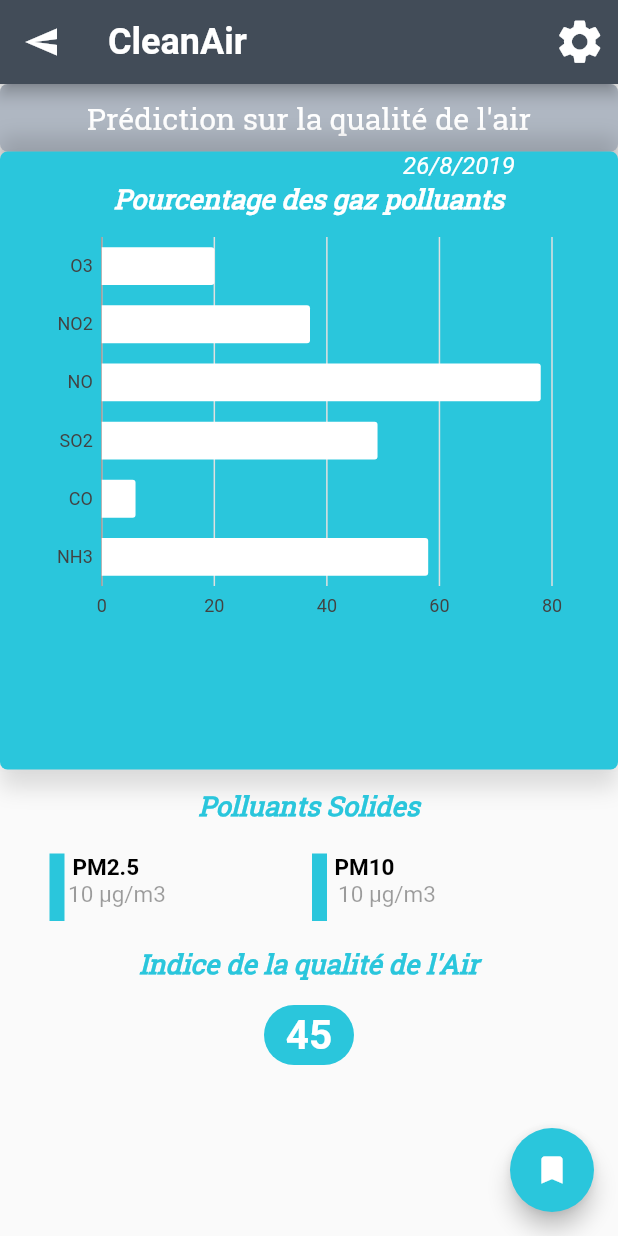
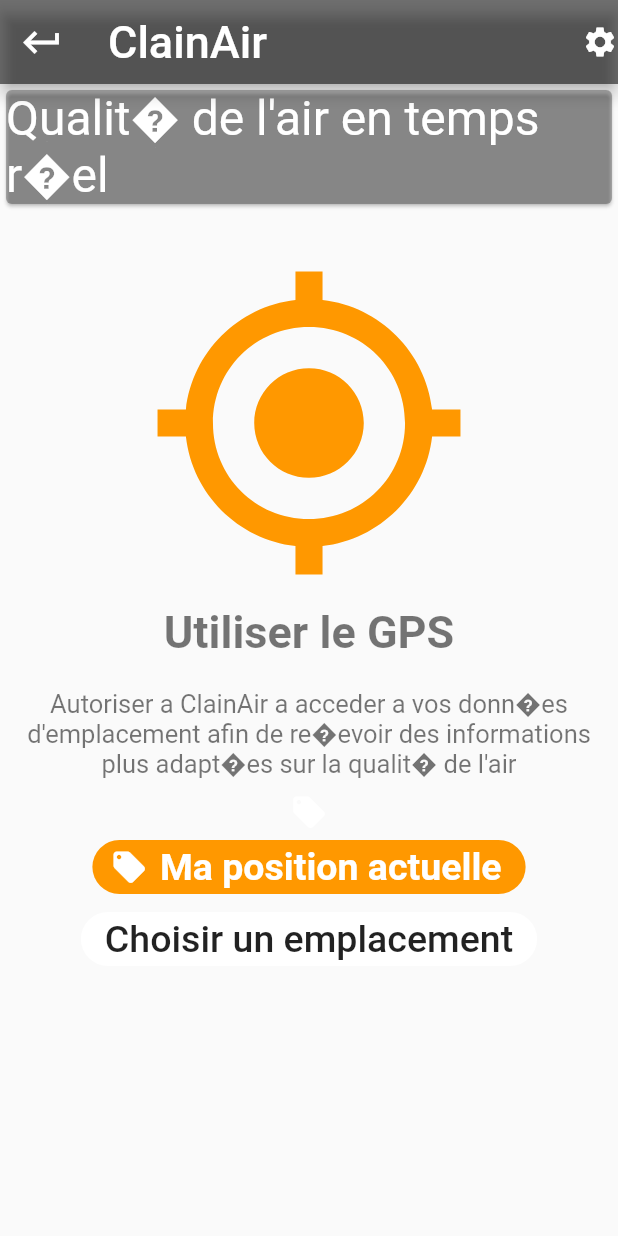
Before and after one commit to maya-T/Projet1cs, a Flutter app: the screen it shows after launch, after a tap on the "add location" icon, on a phone screen of 412 x 824 dp. Run offline on Flutter 3.47's test engine with Material 2 defaults, Android fonts, the phone set to English and light mode, and no system bars; drawn by our look-alikes of overlay_support; our stand-ins replace charts_flutter, permission_handler; missing offline and left inert: gradient_text.

Commit message:
Intégration de l'ecran des statistiques en temps réel

```diff
--- a/lib/ghani/appGPS.dart
+++ b/lib/gps/appGPS.dart
@@ -3,10 +3,10 @@ import 'package:overlay_support/overlay_support.dart';
 import 'package:permission_handler/permission_handler.dart';
 
 
-class appGPS extends StatefulWidget { @override
+class AppGPS extends StatefulWidget { @override
 _MyAppState createState() => _MyAppState();}
 
-class _MyAppState extends State<appGPS> {
+class _MyAppState extends State<AppGPS> {
   bool enabled  ;
   void getStateofgps() async {
     ServiceStatus serviceStatus = await PermissionHandler().checkServiceStatus(PermissionGroup.location);
--- a/lib/screens/home/content.dart
+++ b/lib/screens/home/content.dart
@@ -1,5 +1,7 @@
 import 'package:flutter/material.dart';
 import 'package:projet_1cs/screens/home/volet.dart';
+import 'package:projet_1cs/gps/appGPS.dart';
+import 'package:projet_1cs/screens/formulaire/formulaire.dart';
 
 class Content extends StatelessWidget{
   @override
@@ -21,10 +23,10 @@ class Content extends StatelessWidget{
                       mainAxisSpacing: 10.0,
                       crossAxisCount: 2,
                       children: <Widget>[
-                        Volet(new  Icon( Icons.add_location,  ),Color.fromRGBO(246, 142, 79, 0.1),Color.fromRGBO(246, 142, 79,0.8), "Qualité de l'air en temps réel\n"),
-                        Volet(new  Icon( Icons.assessment,  ),Color.fromRGBO(49, 195, 182, 0.1), Color.fromRGBO(49, 195, 182, 0.8),"Prédiction sur la qualité de l'air"),
-                        Volet(new  Icon( Icons.chrome_reader_mode,  ),Color.fromRGBO(42, 198, 220, 0.1),Color.fromRGBO(42, 198, 220, 0.8), "Articles informatifs\n"),
-                        Volet(new  Icon( Icons.directions_car,  ),Color.fromRGBO(175, 183, 194, 0.1), Color.fromRGBO(175, 183, 194, 0.8),"Mon véhicule et la polution?\n"),
+                        Volet(new  Icon( Icons.add_location,  ),Color.fromRGBO(246, 142, 79, 0.1),Color.fromRGBO(246, 142, 79,0.8), "Qualité de l'air en temps réel\n", ()=>AppGPS()),
+                        Volet(new  Icon( Icons.assessment,  ),Color.fromRGBO(49, 195, 182, 0.1), Color.fromRGBO(49, 195, 182, 0.8),"Prédiction sur la qualité de l'air", null),
+                        Volet(new  Icon( Icons.chrome_reader_mode,  ),Color.fromRGBO(42, 198, 220, 0.1),Color.fromRGBO(42, 198, 220, 0.8), "Articles informatifs\n", null),
+                        Volet(new  Icon( Icons.directions_car,  ),Color.fromRGBO(175, 183, 194, 0.1), Color.fromRGBO(175, 183, 194, 0.8),"Mon véhicule et la polution?\n", ()=>Formulaire()),
                       ],
                     )))),
 
--- a/lib/screens/home/volet.dart
+++ b/lib/screens/home/volet.dart
@@ -1,12 +1,11 @@
 import 'package:flutter/material.dart';
-import 'package:projet_1cs/screens/prediction/prediction.dart';
 
 class Volet extends StatelessWidget{
   var icon_name= new  Icon( Icons.add_location,  );
   var oval_color=Color.fromRGBO(246, 142, 79, 0.05);
   var border_color=Color.fromRGBO(246, 142, 79, 0.8);
   var text_content= "Qualité de l'air en temps réel";
-  Function route = () => Prediction();
+  Function route;
 
   Volet(
 
@@ -14,6 +13,7 @@ class Volet extends StatelessWidget{
       this.oval_color,
       this.border_color,
       this.text_content,
+      this.route,
   );
 
   @override
--- a/lib/screens/prediction/prediction.dart
+++ b/lib/screens/prediction/prediction.dart
@@ -68,7 +68,7 @@ class _MyAppState extends State<Prediction> {
           width: double.infinity,
           decoration: BoxDecoration(
               color: Color(0xffafb7c2),
-              borderRadius: BorderRadius.circular(5.0),
+              borderRadius: BorderRadius.circular(0.0),
               boxShadow: [
                 BoxShadow(
                     color: Colors.black12,
@@ -255,21 +255,6 @@ class _MyAppState extends State<Prediction> {
                 ),
               ),
             ),
-           /* Padding( // bookmark
-              padding: const EdgeInsets.only(top: 8.0,left: 240, bottom: 20.0),
-              child: Container(
-                height: 40.0,
-                width: 45,
-                decoration: BoxDecoration(
-                  color: Color(0xff2ac6dc),
-                  borderRadius: BorderRadius.circular(20.0),
-
-                ),
-                child: Center(
-                  child: Icon(Icons.turned_in,color: Colors.white,)
-                ),
-              ),
-            ),*/
           ],
         ),
       ]),
```
Also changed, not shown: lib/screens/tempsReel/tempsReel.dart (+5 -5 lines).
